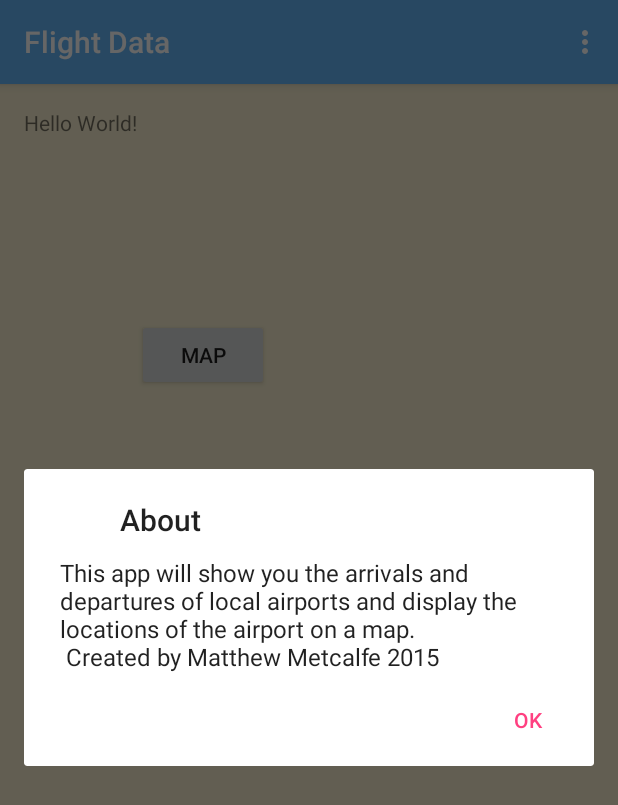
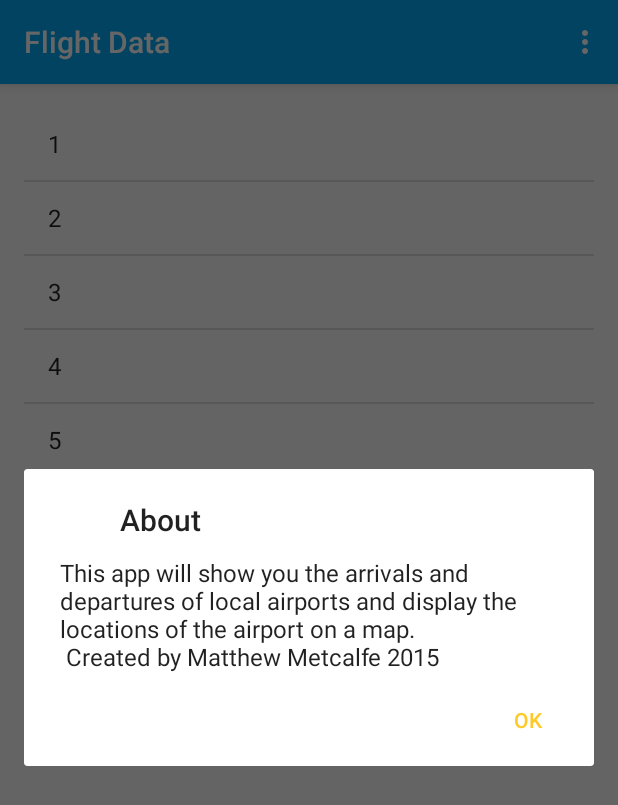
Before and after one commit to Maat3333/MobileCoursework, an Android app: the screen it shows after launch (MainActivity), in the options menu, after a tap on "About", on a phone screen of 412 x 824 dp. Shown: the top 805 px of the screen. Run offline under Robolectric (Android 15) with nearby library versions, the phone set to English and light mode, and no system bars.

Commit message:
cleared out the old useless parts of the first layout and added a list view which will be used to hold the data for the arrivals, titles still need fixing

```diff
--- a/app/src/main/AndroidManifest.xml
+++ b/app/src/main/AndroidManifest.xml
@@ -19,7 +19,8 @@
         <activity android:name=".MainActivity" >
             <intent-filter>
                 <action android:name="android.intent.action.MAIN"
-                    android:label="Arrivals"  />
+                    android:label="Arrivals"
+                    />
 
                 <category android:name="android.intent.category.LAUNCHER" />
             </intent-filter>
@@ -38,12 +39,15 @@
 
         <activity
             android:name=".MapsActivity"
-            android:label="@string/title_activity_maps" >
+            android:label="@string/title_activity_maps"
+            android:icon="@drawable/ic_action_map"
+            android:showAsAction="always">
         </activity>
         <activity
             android:name=".RssActivity"
-            android:label="Departures" >
-        </activity>
+            android:label="Departures"
+            android:icon="@drawable/ic_action_departures"/>
+
     </application>
 
 </manifest>
--- a/app/src/main/java/com/example/matthew/mobilecoursework/MainActivity.java
+++ b/app/src/main/java/com/example/matthew/mobilecoursework/MainActivity.java
@@ -10,23 +10,21 @@ import android.util.Log;
 import android.view.Menu;
 import android.view.MenuInflater;
 import android.view.MenuItem;
-import android.view.View;
-import android.widget.Button;
-import android.widget.TextView;
+import android.widget.ArrayAdapter;
+import android.widget.ListView;
 import android.widget.Toast;
 
 import com.google.android.gms.common.ConnectionResult;
 import com.google.android.gms.common.api.GoogleApiClient;
 import com.google.android.gms.location.LocationServices;
 
-public class MainActivity extends AppCompatActivity implements View.OnClickListener, GoogleApiClient.ConnectionCallbacks, GoogleApiClient.OnConnectionFailedListener {
-    Button testButton;
-    Button testButton2;
-    TextView mLatitudeText;
-    TextView mLongitudeText;
+public class MainActivity extends AppCompatActivity implements GoogleApiClient.ConnectionCallbacks, GoogleApiClient.OnConnectionFailedListener {
+
     GoogleApiClient mGoogleApiClient;
     Location mLastLocation;
     FragmentManager fmAboutDialgue;// needed for about
+    ListView listView;
+    ArrayAdapter adapter;
 
     @Override
     protected void onCreate(Bundle savedInstanceState) {
@@ -35,14 +33,12 @@ public class MainActivity extends AppCompatActivity implements View.OnClickListe
 
         buildGoogleApiClient();
 
-        testButton = (Button) findViewById(R.id.button1);
-        testButton.setOnClickListener(this);
+        String[] test = {"1","2","3","4","5","6","7","8"};
 
-        testButton2 = (Button) findViewById(R.id.button2);
-        testButton2.setOnClickListener(this);
+        ArrayAdapter<String> adapter =  new ArrayAdapter<String>(this, android.R.layout.simple_list_item_1, test);
 
-        mLatitudeText = (TextView) findViewById(R.id.mLatitudeText);
-        mLongitudeText = (TextView) findViewById(R.id.mLongditudeText);
+        listView = (ListView) findViewById(R.id.listView);
+        listView.setAdapter(adapter);
 
         //needed for about
         fmAboutDialgue = this.getFragmentManager();
@@ -54,9 +50,7 @@ public class MainActivity extends AppCompatActivity implements View.OnClickListe
         mLastLocation = LocationServices.FusedLocationApi.getLastLocation(
                 mGoogleApiClient);
         if (mLastLocation != null) {
-            mLatitudeText.setText(String.valueOf(mLastLocation.getLatitude()));
             Log.d("lat", (String.valueOf(mLastLocation.getLatitude())));
-            mLongitudeText.setText(String.valueOf(mLastLocation.getLongitude()));
             Log.d("long", (String.valueOf(mLastLocation.getLongitude())));
         } else {
             Toast.makeText(getApplicationContext(), "Location Null", Toast.LENGTH_SHORT).show();
@@ -70,23 +64,6 @@ public class MainActivity extends AppCompatActivity implements View.OnClickListe
                 .addApi(LocationServices.API)
                 .build();
     }
-
-
-    @Override
-    public void onClick(View v) {
-        switch (v.getId()) {
-            case R.id.button1:
-                Intent test = new Intent(getApplicationContext(), MapsActivity.class);
-
-                startActivity(test);
-                break;
-            case R.id.button2:
-
-                // need to put the code here to run clsGps and get the latlng
-                break;
-        }
-    }
-
 
     @Override
     public void onConnectionSuspended(int i) {
--- a/app/src/main/java/com/example/matthew/mobilecoursework/RssActivity.java
+++ b/app/src/main/java/com/example/matthew/mobilecoursework/RssActivity.java
@@ -18,6 +18,7 @@ public class RssActivity extends AppCompatActivity {
     protected void onCreate(Bundle savedInstanceState) {
         super.onCreate(savedInstanceState);
         setContentView(R.layout.activity_rss);
+
 //fmAboutDialgue = this.getFragmentManager();
     }
 
--- a/app/src/main/res/layout/activity_main.xml
+++ b/app/src/main/res/layout/activity_main.xml
@@ -5,42 +5,12 @@
     android:paddingRight="@dimen/activity_horizontal_margin"
     android:paddingTop="@dimen/activity_vertical_margin"
     android:paddingBottom="@dimen/activity_vertical_margin" tools:context=".MainActivity"
-    android:background="@drawable/background"
     android:tileMode="repeat">
 
-    <TextView android:text="Hello World!" android:layout_width="wrap_content"
-        android:layout_height="wrap_content"
-        android:id="@+id/textView" />
-
-    <Button
-    android:layout_width="wrap_content"
-    android:layout_height="wrap_content"
-    android:text="Map"
-    android:id="@+id/button1"
-    android:layout_below="@+id/textView"
-    android:layout_toRightOf="@+id/textView"
-    android:layout_marginTop="121dp" />
-    <Button
+    <ListView
         android:layout_width="wrap_content"
         android:layout_height="wrap_content"
-        android:text="GEt lat lng"
-        android:id="@+id/button2"
-        android:layout_centerVertical="true"
-        android:layout_alignStart="@+id/button1" />
-
-    <TextView
-        android:text="Hello World!"
-        android:layout_width="wrap_content"
-        android:layout_height="wrap_content"
-        android:id="@+id/mLatitudeText"
-        android:layout_below="@+id/button2"
-        android:layout_alignParentStart="true" />
-
-    <TextView
-        android:text="Hello World!"
-        android:layout_width="wrap_content"
-        android:layout_height="wrap_content"
-        android:id="@+id/mLongditudeText"
-        android:layout_below="@+id/mLatitudeText"
+        android:id="@+id/listView"
+        android:layout_alignParentTop="true"
         android:layout_alignParentStart="true" />
 </RelativeLayout>
--- a/app/src/main/res/values/colors.xml
+++ b/app/src/main/res/values/colors.xml
@@ -1,7 +1,8 @@
 <?xml version="1.0" encoding="utf-8"?>
 <resources>
-    <color name="colorPrimary">#3F51B5</color>
-    <color name="colorPrimaryDark">#303F9F</color>
-    <color name="colorAccent">#FF4081</color>
-    <color name="yellow">#ffff00</color>
+    <color name="colorPrimary">#03A9F4</color>
+    <color name="colorPrimaryDark">#0288D1</color>
+    <color name="colorAccent">#FFCA28</color>
+    <color name="background">#FAFAFA</color>
+
 </resources>
--- a/app/src/main/res/values/styles.xml
+++ b/app/src/main/res/values/styles.xml
@@ -3,9 +3,9 @@
     <!-- Base application theme. -->
     <style name="AppTheme" parent="Theme.AppCompat.Light.DarkActionBar">
         <!-- Customize your theme here. -->
-        <item name="colorPrimary">#64B5F6</item>
-        <item name="colorPrimaryDark">#BBDEFB</item>
+        <item name="colorPrimary">@color/colorPrimary</item>
+        <item name="colorPrimaryDark">@color/colorPrimaryDark</item>
         <item name="colorAccent">@color/colorAccent</item>
-    </style>
-
+        <item name="android:windowBackground">@color/background</item>
+        </style>
 </resources>
```
